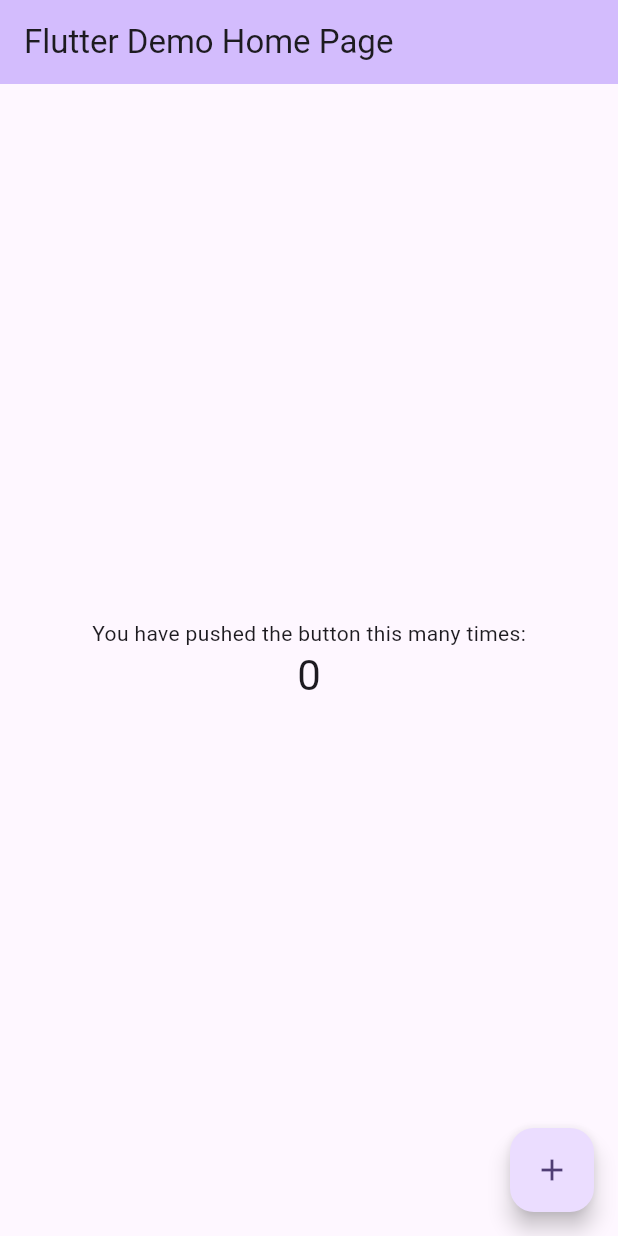
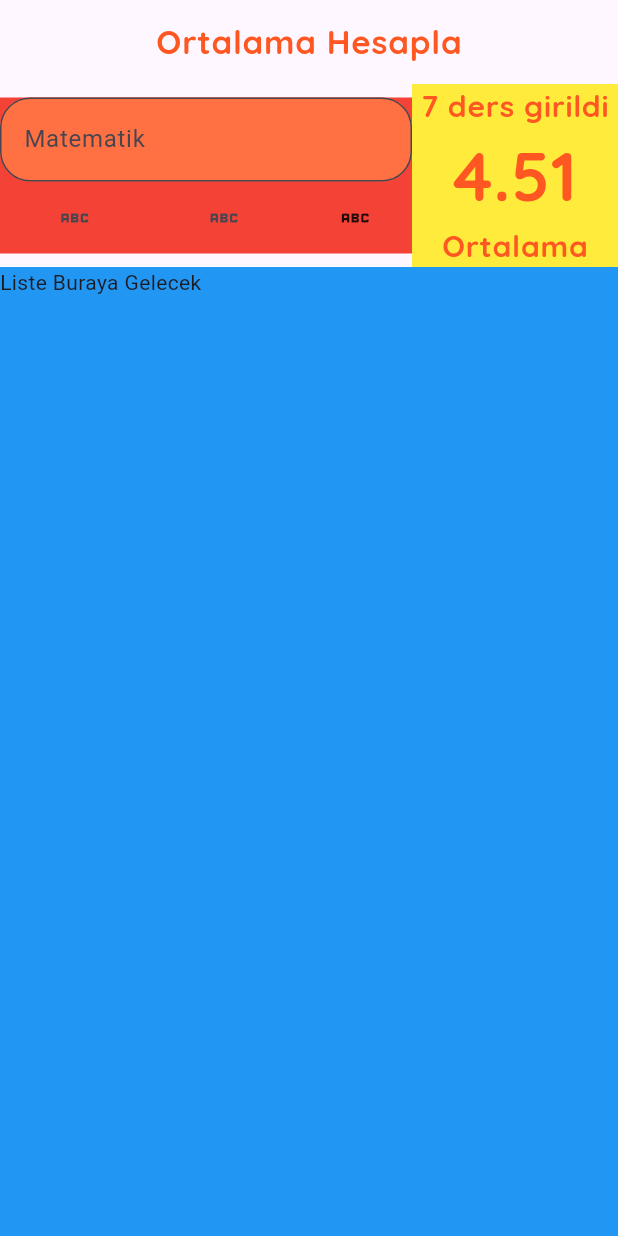
Before and after one commit to BurakTurker1/Flutter_Dinamik_Ortalama_Hesapla, a Flutter app: the screen it shows after launch, on a phone screen of 412 x 824 dp. Run offline on Flutter 3.47's test engine with Material 3 defaults, Android fonts, the light colour scheme and no system bars; our stand-ins replace google_fonts.

Commit message:
genel tasarım oluşturuldu.

```diff
--- /dev/null
+++ b/lib/constants/app_constant.dart
@@ -0,0 +1,28 @@
+import 'package:flutter/material.dart';
+import 'package:google_fonts/google_fonts.dart';
+
+class Sabitler {
+  static const MaterialColor AnaRenk = Colors.deepOrange;
+  static const String BaslikText = 'Ortalama Hesapla';
+  static final TextStyle BaslikStyle = GoogleFonts.quicksand(
+    textStyle: TextStyle(
+        color: AnaRenk, letterSpacing: .5, fontWeight: FontWeight.w800),
+  );
+  static BorderRadius borderRadius = BorderRadius.circular(20);
+
+  static final TextStyle OrtalamaGosterBodyStyle = GoogleFonts.quicksand(
+    textStyle: TextStyle(
+        fontSize: 20,
+        color: AnaRenk,
+        letterSpacing: .5,
+        fontWeight: FontWeight.w800),
+  );
+
+  static final TextStyle OrtalamaStyle = GoogleFonts.quicksand(
+    textStyle: TextStyle(
+        fontSize: 45,
+        color: AnaRenk,
+        letterSpacing: .5,
+        fontWeight: FontWeight.w800),
+  );
+}
--- a/lib/main.dart
+++ b/lib/main.dart
@@ -1,4 +1,6 @@
 import 'package:flutter/material.dart';
+import 'package:flutter_dinamik_ortalama_hesaplama/constants/app_constant.dart';
+import 'package:flutter_dinamik_ortalama_hesaplama/widgets/ortalama_hesapla_page.dart';
 
 void main() {
   runApp(const MyApp());
@@ -7,119 +9,15 @@
 class MyApp extends StatelessWidget {
   const MyApp({super.key});
 
-  // This widget is the root of your application.
   @override
   Widget build(BuildContext context) {
     return MaterialApp(
-      title: 'Flutter Demo',
+      debugShowCheckedModeBanner: false,
       theme: ThemeData(
-        // This is the theme of your application.
-        //
-        // TRY THIS: Try running your application with "flutter run". You'll see
-        // the application has a purple toolbar. Then, without quitting the app,
-        // try changing the seedColor in the colorScheme below to Colors.green
-        // and then invoke "hot reload" (save your changes or press the "hot
-        // reload" button in a Flutter-supported IDE, or press "r" if you used
-        // the command line to start the app).
-        //
-        // Notice that the counter didn't reset back to zero; the application
-        // state is not lost during the reload. To reset the state, use hot
-        // restart instead.
-        //
-        // This works for code too, not just values: Most code changes can be
-        // tested with just a hot reload.
-        colorScheme: ColorScheme.fromSeed(seedColor: Colors.deepPurple),
-        useMaterial3: true,
+        primarySwatch: Sabitler.AnaRenk,
+        visualDensity: VisualDensity.adaptivePlatformDensity,
       ),
-      home: const MyHomePage(title: 'Flutter Demo Home Page'),
+      home: OrtalamaHesaplaApp(),
     );
   }
 }
-
-class MyHomePage extends StatefulWidget {
-  const MyHomePage({super.key, required this.title});
-
-  // This widget is the home page of your application. It is stateful, meaning
-  // that it has a State object (defined below) that contains fields that affect
-  // how it looks.
-
-  // This class is the configuration for the state. It holds the values (in this
-  // case the title) provided by the parent (in this case the App widget) and
-  // used by the build method of the State. Fields in a Widget subclass are
-  // always marked "final".
-
-  final String title;
-
-  @override
-  State<MyHomePage> createState() => _MyHomePageState();
-}
-
-class _MyHomePageState extends State<MyHomePage> {
-  int _counter = 0;
-
-  void _incrementCounter() {
-    setState(() {
-      // This call to setState tells the Flutter framework that something has
-      // changed in this State, which causes it to rerun the build method below
-      // so that the display can reflect the updated values. If we changed
-      // _counter without calling setState(), then the build method would not be
-      // called again, and so nothing would appear to happen.
-      _counter++;
-    });
-  }
-
-  @override
-  Widget build(BuildContext context) {
-    // This method is rerun every time setState is called, for instance as done
-    // by the _incrementCounter method above.
-    //
-    // The Flutter framework has been optimized to make rerunning build methods
-    // fast, so that you can just rebuild anything that needs updating rather
-    // than having to individually change instances of widgets.
-    return Scaffold(
-      appBar: AppBar(
-        // TRY THIS: Try changing the color here to a specific color (to
-        // Colors.amber, perhaps?) and trigger a hot reload to see the AppBar
-        // change color while the other colors stay the same.
-        backgroundColor: Theme.of(context).colorScheme.inversePrimary,
-        // Here we take the value from the MyHomePage object that was created by
-        // the App.build method, and use it to set our appbar title.
-        title: Text(widget.title),
-      ),
-      body: Center(
-        // Center is a layout widget. It takes a single child and positions it
-        // in the middle of the parent.
-        child: Column(
-          // Column is also a layout widget. It takes a list of children and
-          // arranges them vertically. By default, it sizes itself to fit its
-          // children horizontally, and tries to be as tall as its parent.
-          //
-          // Column has various properties to control how it sizes itself and
-          // how it positions its children. Here we use mainAxisAlignment to
-          // center the children vertically; the main axis here is the vertical
-          // axis because Columns are vertical (the cross axis would be
-          // horizontal).
-          //
-          // TRY THIS: Invoke "debug painting" (choose the "Toggle Debug Paint"
-          // action in the IDE, or press "p" in the console), to see the
-          // wireframe for each widget.
-          mainAxisAlignment: MainAxisAlignment.center,
-          children: <Widget>[
-            const Text(
-              'You have pushed the button this many times:',
-            ),
-            Text(
-              '$_counter',
-              style: Theme.of(context).textTheme.headlineMedium,
-            ),
-          ],
-        ),
-      ),
-      floatingActionButton: FloatingActionButton(
-        onPressed: _incrementCounter,
-        tooltip: 'Increment',
-        child: const Icon(Icons.add),
-      ), // This trailing comma makes auto-formatting nicer for build methods.
-    );
-  }
-}
--- /dev/null
+++ b/lib/widgets/ortalama_goster.dart
@@ -0,0 +1,24 @@
+import 'package:flutter/material.dart';
+import 'package:flutter_dinamik_ortalama_hesaplama/constants/app_constant.dart';
+
+class Ortalama_goster extends StatelessWidget {
+  final double ortalama;
+  final int dersSayisi;
+  const Ortalama_goster(
+      {required this.dersSayisi, required this.ortalama, super.key});
+
+  @override
+  Widget build(BuildContext context) {
+    return Column(
+      mainAxisAlignment: MainAxisAlignment.center,
+      crossAxisAlignment: CrossAxisAlignment.center,
+      children: [
+        Text(
+          dersSayisi > 0 ? '$dersSayisi ders girildi': 'Ders seciniz',style: Sabitler.OrtalamaGosterBodyStyle,
+        ),
+        Text(ortalama >=0 ? '${ortalama.toStringAsFixed(2)}' :'0.00',style: Sabitler.OrtalamaStyle,),
+        Text('Ortalama',style: Sabitler.OrtalamaGosterBodyStyle,),
+      ],
+    );
+  }
+}
--- /dev/null
+++ b/lib/widgets/ortalama_hesapla_page.dart
@@ -0,0 +1,92 @@
+import 'package:flutter/material.dart';
+import 'package:flutter/widgets.dart';
+import 'package:flutter_dinamik_ortalama_hesaplama/constants/app_constant.dart';
+import 'package:flutter_dinamik_ortalama_hesaplama/widgets/ortalama_goster.dart';
+
+class OrtalamaHesaplaApp extends StatefulWidget {
+  const OrtalamaHesaplaApp({super.key});
+
+  @override
+  State<OrtalamaHesaplaApp> createState() => _OrtalamaHesaplaAppState();
+}
+
+class _OrtalamaHesaplaAppState extends State<OrtalamaHesaplaApp> {
+
+  GlobalKey<FormState> formKey = GlobalKey<FormState>();
+
+  @override
+  Widget build(BuildContext context) {
+    return Scaffold(
+      appBar: AppBar(
+        backgroundColor: Colors.transparent,
+        elevation: 0,
+        title: Center(
+          child: Text(
+            Sabitler.BaslikText,
+            style: Sabitler.BaslikStyle,
+          ),
+        ),
+      ),
+      body: Column(
+        crossAxisAlignment: CrossAxisAlignment.stretch,
+        children: [
+          //form
+          Row(
+            children: [
+              Expanded(
+                flex: 2,
+                child: Container(
+                  child: _buildForm(),
+                  color: Colors.red,
+                ),
+              ),
+              Expanded(
+                flex: 1,
+                child: Container(
+                  child: Ortalama_goster(ortalama: 4.512,dersSayisi: 7,),
+                  color: Colors.yellow,
+                ),
+              ),
+            ],
+          ),
+          //notların gelcegi Liste
+          Expanded(
+            child: Container(
+              child: Text('Liste Buraya Gelecek'),
+              color: Colors.blue,
+            ),
+          ),
+        ],
+      ),
+    );
+  }
+
+ Widget _buildForm() {
+  return Form(
+    key: formKey,
+    child: Column(children: [
+      _buildTextFormField(),
+      Row(
+        mainAxisAlignment: MainAxisAlignment.spaceAround,
+        children: [
+          IconButton(onPressed: (){}, icon: Icon(Icons.abc)),
+          IconButton(onPressed: (){}, icon: Icon(Icons.abc)),
+          Icon(Icons.abc),
+        ],
+      )
+    ],),
+  );
+ }
+
+  _buildTextFormField() {
+    return TextFormField(
+      decoration: InputDecoration(
+        hintText: 'Matematik',
+        border: OutlineInputBorder(borderRadius: Sabitler.borderRadius,borderSide: BorderSide(width: 5),),
+        filled: true,
+        fillColor: Sabitler.AnaRenk.shade400,
+
+      ),
+    );
+  }
+}
--- a/pubspec.yaml
+++ b/pubspec.yaml
@@ -28,6 +28,7 @@ environment:
 # the latest version available on pub.dev. To see which dependencies have newer
 # versions available, run `flutter pub outdated`.
 dependencies:
+  google_fonts:
   flutter:
     sdk: flutter
 
```
Also changed, not shown: pubspec.lock, 1 other file.
